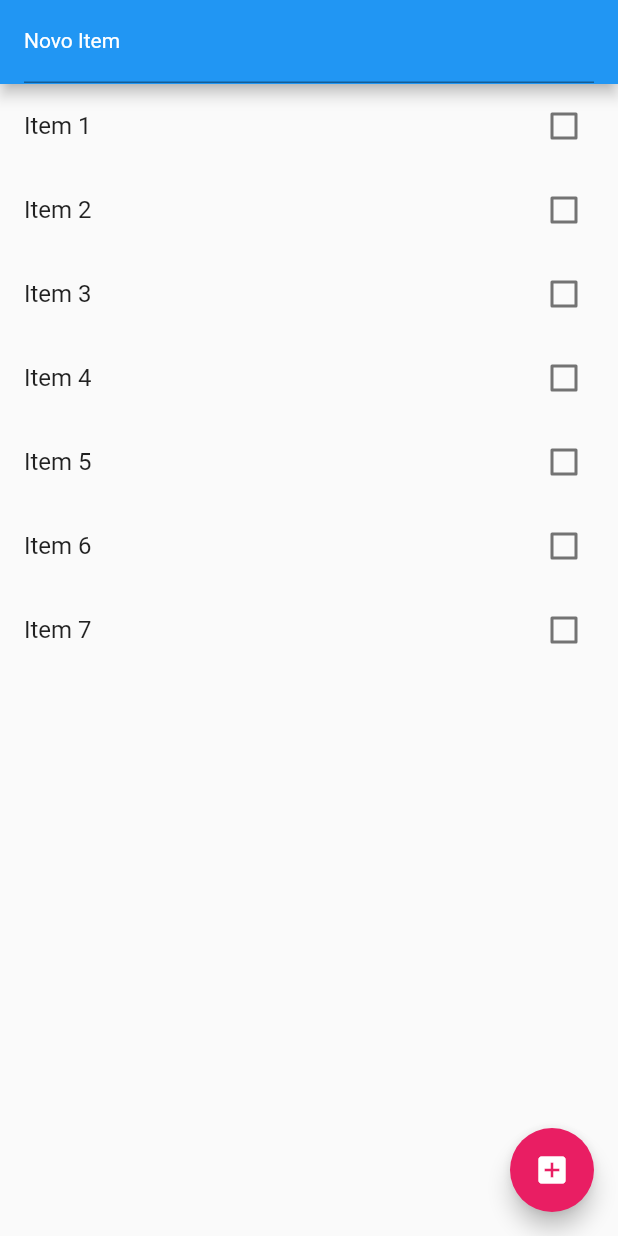
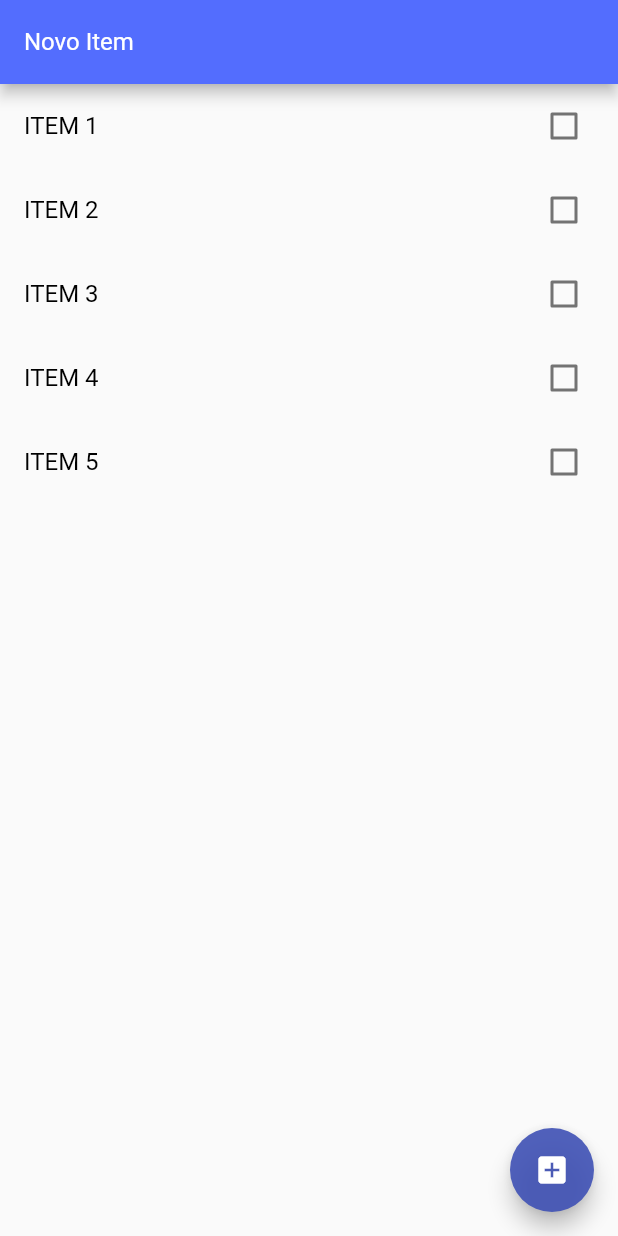
Before and after one commit to lucsbasto/todo-list, a Flutter app: the screen it shows after launch, on a phone screen of 412 x 824 dp. Run offline on Flutter 3.47's test engine with Material 2 defaults, Android fonts, the phone set to English and light mode, and no system bars; our stand-ins replace shared_preferences.

Commit message:
adicionado estilos quando marca o checkbox

```diff
--- a/lib/main.dart
+++ b/lib/main.dart
@@ -1,4 +1,7 @@
+import 'dart:convert';
+
 import 'package:flutter/material.dart';
+import 'package:shared_preferences/shared_preferences.dart';
 import 'package:flutter_app/models/item.dart';
 
 void main() => runApp(MyApp());
@@ -29,15 +32,13 @@ class MyApp extends StatelessWidget {
 
 class HomePage extends StatefulWidget {
   var items = List<Item>();
+
   HomePage() {
-    items = [];
     items.add(Item(title: "Item 1", done: false));
     items.add(Item(title: "Item 2", done: false));
     items.add(Item(title: "Item 3", done: false));
     items.add(Item(title: "Item 4", done: false));
     items.add(Item(title: "Item 5", done: false));
-    items.add(Item(title: "Item 6", done: false));
-    items.add(Item(title: "Item 7", done: false));
   }
   @override
   _HomePageState createState() => _HomePageState();
@@ -56,12 +57,13 @@ class _HomePageState extends State<HomePage> {
         ),
       );
     });
+
     newTaskCtrl.clear();
   }
 
-  void remove(int index) {
+  void remove(Item item) {
     setState(() {
-      print(widget.items[index]);
+      widget.items.remove(item);
     });
   }
 
@@ -69,12 +71,13 @@ class _HomePageState extends State<HomePage> {
   Widget build(BuildContext context) {
     return Scaffold(
       appBar: AppBar(
+        backgroundColor: Colors.indigoAccent,
         title: TextFormField(
           controller: newTaskCtrl,
           keyboardType: TextInputType.text,
           style: TextStyle(
             color: Colors.white,
-            fontSize: 14,
+            fontSize: 16,
           ),
           decoration: InputDecoration(
             labelText: "Novo Item",
@@ -82,13 +85,20 @@ class _HomePageState extends State<HomePage> {
           ),
         ),
       ),
-      body: ListView.builder(
+      body: Center(
+        child: ListView.builder(
           itemCount: widget.items.length,
           itemBuilder: (BuildContext context, int index) {
-          final item = widget.items[index];
+            var item = widget.items[index];
             return Dismissible(
               child: CheckboxListTile(
-              title: Text(item.title),
+                activeColor: Colors.indigoAccent,
+                title: new Text(item.title.toUpperCase(),
+                    style: new TextStyle(
+                      color: item.done
+                          ? Colors.indigo.withOpacity(0.5)
+                          : Colors.black,
+                    )),
                 value: item.done,
                 onChanged: (value) {
                   setState(() {
@@ -98,25 +108,21 @@ class _HomePageState extends State<HomePage> {
               ),
               key: Key(item.title),
               background: Container(
-              color: Colors.red.withOpacity(0.2),
+                color: Colors.blueGrey.withOpacity(0.1),
               ),
               onDismissed: (direction) {
-              if (direction == DismissDirection.endToStart) print(direction);
-              if (direction == DismissDirection.startToEnd) print(direction);
-              setState(() {
-                print(index);
-                widget.items.removeAt(index);
-              });
+                remove(item);
               },
             );
           },
         ),
+      ),
       floatingActionButton: FloatingActionButton(
         onPressed: () {
-          add;
+          add();
         },
         child: Icon(Icons.add_box),
-        backgroundColor: Colors.pink,
+        backgroundColor: Colors.indigo.withOpacity(0.9),
       ),
     );
   }
--- a/lib/models/item.dart
+++ b/lib/models/item.dart
@@ -1,3 +1,5 @@
+import 'package:flutter/rendering.dart';
+
 class Item {
   String title;
   bool done;
--- a/pubspec.yaml
+++ b/pubspec.yaml
@@ -23,6 +23,7 @@ dependencies:
   # The following adds the Cupertino Icons font to your application.
   # Use with the CupertinoIcons class for iOS style icons.
   cupertino_icons: ^0.1.2
+  shared_preferences: ^0.5.3
 
 dev_dependencies:
   flutter_test:
```
Also changed, not shown: pubspec.lock. Lines whose indentation alone changed are shown as unchanged.
